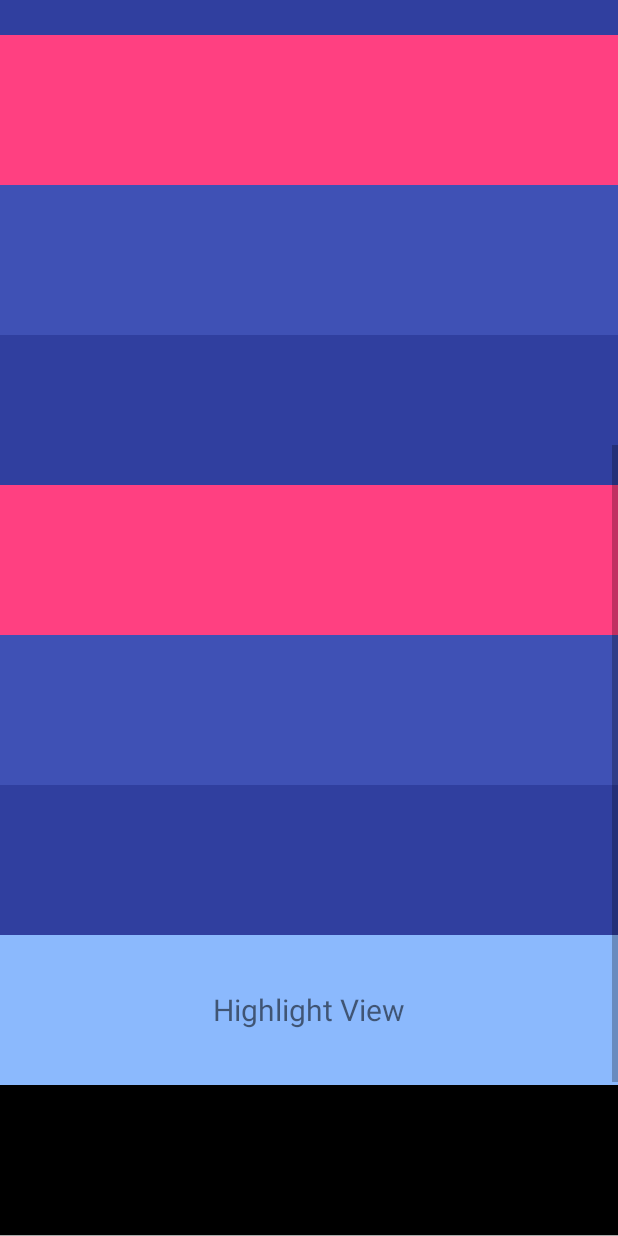
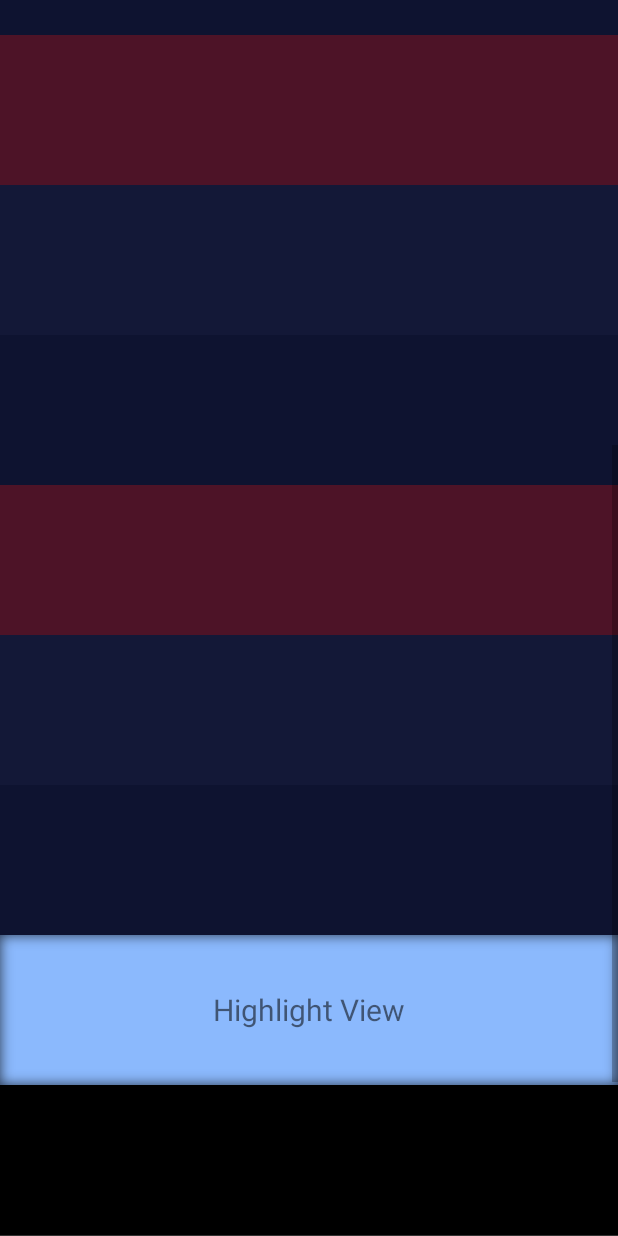
Before and after one commit to huburt-Hu/NewbieGuide, an Android app: the ScrollViewActivity screen opened directly, with no data from a screen before it, scrolled down 576 dp, on a phone screen of 412 x 824 dp. Run offline under Robolectric (Android 15) with nearby library versions, the phone set to English and light mode, and no system bars.

Commit message:
优化：可设置高亮View是否每次重新获取位置（默认只第一次获取）

```diff
--- a/app/build.gradle
+++ b/app/build.gradle
@@ -27,7 +27,7 @@ dependencies {
         exclude group: 'com.android.support', module: 'support-annotations'
     })
     implementation project(':guide')
-//    implementation ('com.github.huburt-Hu:NewbieGuide:v2.4.2')
+//    implementation ('com.github.huburt-Hu:NewbieGuide:v2.4.4')
     implementation "com.android.support:appcompat-v7:$rootProject.ext.supportLibraryVersion"
     implementation 'com.android.support.constraint:constraint-layout:1.0.2'
     implementation "com.android.support:recyclerview-v7:$rootProject.ext.supportLibraryVersion"
--- a/app/src/main/java/com/app/hubert/newbieguide/ScrollViewActivity.java
+++ b/app/src/main/java/com/app/hubert/newbieguide/ScrollViewActivity.java
@@ -3,17 +3,15 @@ package com.app.hubert.newbieguide;
 import android.content.Context;
 import android.content.Intent;
 import android.graphics.Rect;
-import android.graphics.RectF;
 import android.os.Bundle;
 import android.support.annotation.Nullable;
 import android.support.v7.app.AppCompatActivity;
 import android.view.View;
-import android.widget.ScrollView;
 
 import com.app.hubert.guide.NewbieGuide;
 import com.app.hubert.guide.core.Controller;
 import com.app.hubert.guide.model.GuidePage;
-import com.app.hubert.guide.util.LogUtil;
+import com.app.hubert.guide.model.HighlightOptions;
 
 /**
  * Created by hubert on 2018/12/11.
@@ -32,20 +30,31 @@ public class ScrollViewActivity extends AppCompatActivity {
         super.onCreate(savedInstanceState);
         setContentView(R.layout.activity_scroll_view);
         final View light = findViewById(R.id.v_light);
+        final View lightNext = findViewById(R.id.v_light_next);
+
+        HighlightOptions options = new HighlightOptions.Builder()
+                .isFetchLocationEveryTime(true)
+                .build();
         controller = NewbieGuide.with(ScrollViewActivity.this)
                 .setLabel("scroll1")
                 .alwaysShow(true)
                 .addGuidePage(GuidePage.newInstance()
-                        .addHighLight(light))
+                        .addHighLightWithOptions(light, options))
                 .build();
         ObservableScrollView scrollView = findViewById(R.id.scrollView);
         scrollView.setScrollViewListener(new ObservableScrollView.OnScrollChangeListener() {
             @Override
             public void onScrollChanged(ObservableScrollView scrollView, int x, int y, int oldx, int oldy) {
-                if (scrollView.getScrollY() + scrollView.getHeight() -
-                        scrollView.getPaddingTop() - scrollView.getPaddingBottom()
-                        == scrollView.getChildAt(0).getHeight()) {//判断滑动到底部
-                    LogUtil.i("call show");
+//                if (scrollView.getScrollY() + scrollView.getHeight() -
+//                        scrollView.getPaddingTop() - scrollView.getPaddingBottom()
+//                        == scrollView.getChildAt(0).getHeight()) {//判断滑动到底部
+//                    LogUtil.i("call show");
+//                    controller.show();
+//                }
+
+                Rect scrollBounds = new Rect();
+                scrollView.getHitRect(scrollBounds);
+                if (lightNext.getLocalVisibleRect(scrollBounds)) {
                     controller.show();
                 }
             }
--- a/app/src/main/res/layout/activity_scroll_view.xml
+++ b/app/src/main/res/layout/activity_scroll_view.xml
@@ -78,6 +78,7 @@
             android:layout_height="100dp" />
 
         <View
+            android:id="@+id/v_light_next"
             android:layout_width="match_parent"
             android:background="@android:color/black"
             android:layout_height="100dp" />
--- a/guide/src/main/java/com/app/hubert/guide/model/HighlightOptions.java
+++ b/guide/src/main/java/com/app/hubert/guide/model/HighlightOptions.java
@@ -11,6 +11,7 @@ public class HighlightOptions {
     public View.OnClickListener onClickListener;
     public RelativeGuide relativeGuide;
     public OnHighlightDrewListener onHighlightDrewListener;
+    public boolean fetchLocationEveryTime;
 
     public static class Builder {
 
@@ -44,6 +45,14 @@ public class HighlightOptions {
             return this;
         }
 
+        /**
+         * 是否每次显示引导层都重新获取高亮位置
+         */
+        public Builder isFetchLocationEveryTime(boolean b) {
+            options.fetchLocationEveryTime = b;
+            return this;
+        }
+
         public HighlightOptions build() {
             return options;
         }
--- a/guide/src/main/java/com/app/hubert/guide/model/HighlightView.java
+++ b/guide/src/main/java/com/app/hubert/guide/model/HighlightView.java
@@ -64,16 +64,22 @@ public class HighlightView implements HighLight {
             throw new IllegalArgumentException("the highlight view is null!");
         }
         if (rectF == null) {
-            rectF = new RectF();
-            Rect locationInView = ViewUtils.getLocationInView(target, mHole);
-            rectF.left = locationInView.left - padding;
-            rectF.top = locationInView.top - padding;
-            rectF.right = locationInView.right + padding;
-            rectF.bottom = locationInView.bottom + padding;
-            LogUtil.i(mHole.getClass().getSimpleName() + "'s location:" + rectF);
+            rectF = fetchLocation(target);
+        } else if (options != null && options.fetchLocationEveryTime) {
+            rectF = fetchLocation(target);
         }
+        LogUtil.i(mHole.getClass().getSimpleName() + "'s location:" + rectF);
         return rectF;
     }
 
+    private RectF fetchLocation(View target) {
+        RectF location = new RectF();
+        Rect locationInView = ViewUtils.getLocationInView(target, mHole);
+        location.left = locationInView.left - padding;
+        location.top = locationInView.top - padding;
+        location.right = locationInView.right + padding;
+        location.bottom = locationInView.bottom + padding;
+        return location;
+    }
 
 }
```
